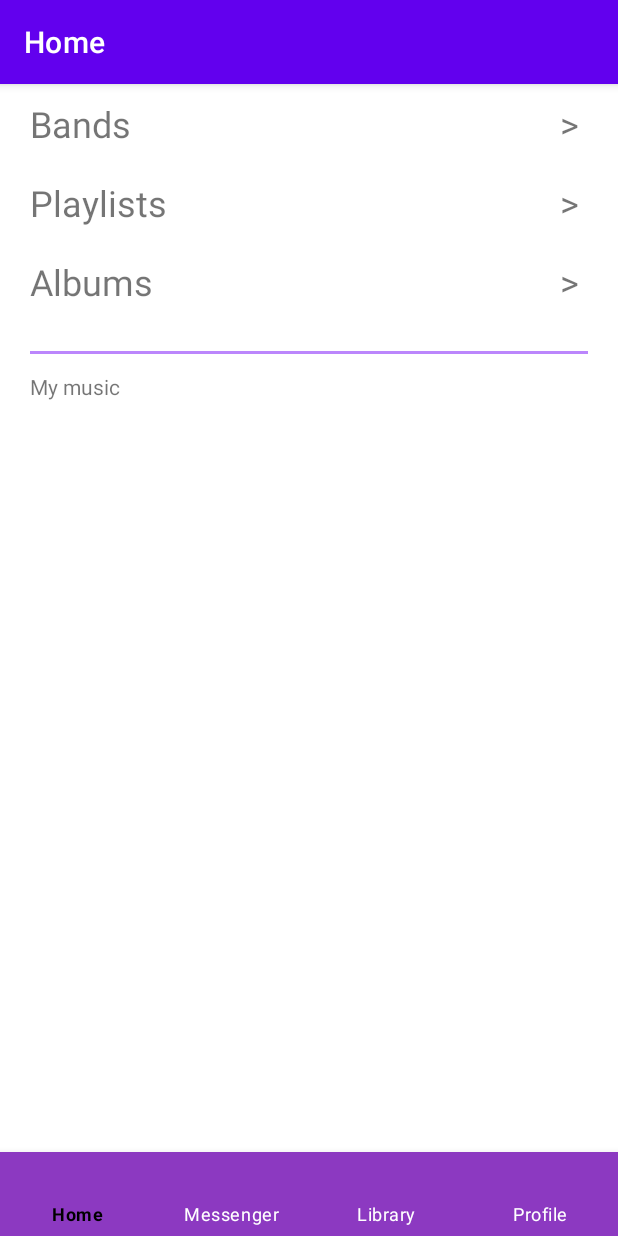
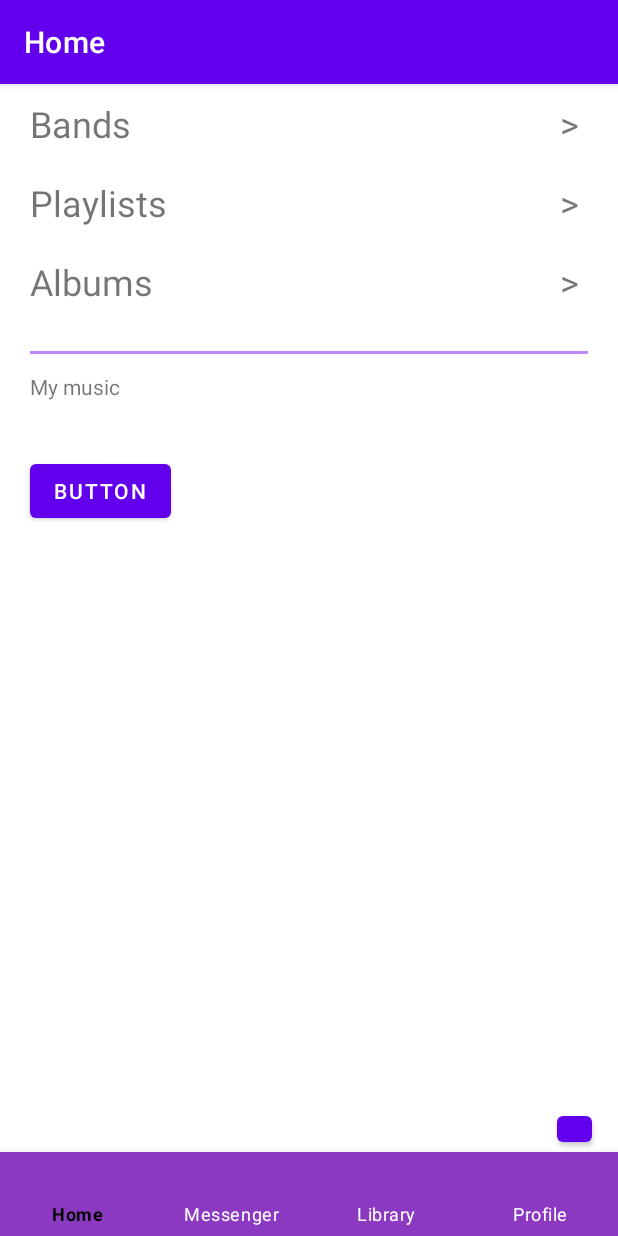
Before and after one commit to VanoPremudriy/singme-app, an Android app: the MyLibraryFragment screen opened through its navigation route, on a phone screen of 412 x 824 dp. Run offline under Robolectric (Android 15) with nearby library versions, the phone set to English and light mode, and no system bars; our stand-ins replace Firebase (no records; nobody signed in at launch, a user with empty details on screens opened directly), navigation-ui.

Commit message:
Added hiden player

```diff
--- a/app/build.gradle
+++ b/app/build.gradle
@@ -65,4 +65,5 @@ dependencies {
 
     // Jetpack Compose Integration
     implementation("androidx.navigation:navigation-compose:2.5.3")
+
 }
--- a/app/src/main/java/com/example/singmeapp/MainActivity.kt
+++ b/app/src/main/java/com/example/singmeapp/MainActivity.kt
@@ -4,30 +4,84 @@ import android.annotation.SuppressLint
 import android.content.Intent
 import androidx.appcompat.app.AppCompatActivity
 import android.os.Bundle
+import android.view.View
+import android.widget.Toast
+import androidx.constraintlayout.widget.ConstraintLayout
 import androidx.navigation.NavController
 import androidx.navigation.findNavController
 import androidx.navigation.fragment.NavHostFragment
 import androidx.navigation.ui.setupWithNavController
 import com.example.singmeapp.databinding.ActivityMainBinding
 import com.example.singmeapp.fragments.*
+import com.google.android.material.bottomsheet.BottomSheetBehavior
+import com.google.android.material.bottomsheet.BottomSheetDialogFragment
 import com.google.firebase.auth.FirebaseAuth
 
 class MainActivity : AppCompatActivity() {
+
+    lateinit var binding: ActivityMainBinding
+    lateinit var navHostFragment: NavHostFragment
+    lateinit var navController: NavController
+
     lateinit var auth: FirebaseAuth
+
+    lateinit var bottomSheetBehavior: BottomSheetBehavior<ConstraintLayout>
+
+
 
     override fun onCreate(savedInstanceState: Bundle?) {
         super.onCreate(savedInstanceState)
-
-        val binding = ActivityMainBinding.inflate(layoutInflater)
+        binding = ActivityMainBinding.inflate(layoutInflater)
         setContentView(binding.root)
         auth = FirebaseAuth.getInstance()
+        super.onPostResume()
 
-        super.onPostResume()
-        val navHostFragment = supportFragmentManager.findFragmentById(R.id.fragmentContainer) as NavHostFragment
-        val navController = navHostFragment.navController
+        navHostFragment = supportFragmentManager.findFragmentById(R.id.fragmentContainer) as NavHostFragment
+        navController = navHostFragment.navController
         navController.setGraph(R.navigation.main_nav)
 
-       binding.bNav.setOnItemSelectedListener {
+        setNavigation()
+
+        binding.player.bClose.setOnClickListener {
+            bottomSheetBehavior.state = BottomSheetBehavior.STATE_HIDDEN
+        }
+
+        bottomSheetBehavior = BottomSheetBehavior.from(binding.player.root)
+        bottomSheetBehavior.addBottomSheetCallback(object :
+            BottomSheetBehavior.BottomSheetCallback() {
+            override fun onSlide(bottomSheet: View, slideOffset: Float) {
+
+            }
+
+            override fun onStateChanged(bottomSheet: View, newState: Int) {
+                when (newState) {
+                    BottomSheetBehavior.STATE_EXPANDED ->{
+                        supportActionBar?.hide()
+                        binding.bNav.visibility = View.INVISIBLE
+                        binding.player.bClose.visibility = View.GONE
+                    }
+
+                    BottomSheetBehavior.STATE_COLLAPSED -> {
+                        supportActionBar?.show()
+                        binding.bNav.visibility = View.VISIBLE
+                        binding.player.bClose.visibility = View.VISIBLE
+
+                    }
+                    else -> {
+
+                    }
+                }
+            }
+
+        })
+
+
+
+
+    }
+
+    fun setNavigation(){
+        binding.bNav.setOnItemSelectedListener {
             when(it.itemId){
                 R.id.libraryFragment ->  {navController.navigate(R.id.myLibraryFragment)}//{navController.navigate(R.id.action_global_libraryFragment) }
                 R.id.profileFragment -> {
@@ -42,9 +96,4 @@ class MainActivity : AppCompatActivity() {
         }
     }
 
-    override fun onResume() {
-        super.onResume()
-    }
-
-
 }
--- a/app/src/main/java/com/example/singmeapp/fragments/MyLibraryFragment.kt
+++ b/app/src/main/java/com/example/singmeapp/fragments/MyLibraryFragment.kt
@@ -7,8 +7,11 @@ import android.view.LayoutInflater
 import android.view.View
 import android.view.ViewGroup
 import android.widget.Toast
+import androidx.appcompat.app.AppCompatActivity
+import com.example.singmeapp.MainActivity
 import com.example.singmeapp.R
 import com.example.singmeapp.databinding.FragmentMyLibraryBinding
+import com.google.android.material.bottomsheet.BottomSheetBehavior
 import com.google.android.material.snackbar.Snackbar
 
 
@@ -46,6 +49,9 @@ class MyLibraryFragment : Fragment(), View.OnClickListener {
             binding.idPlaylists.id -> {
                 Snackbar.make(p,"Playlist",Snackbar.LENGTH_SHORT).show()
             }
+            binding.button.id -> {
+                (activity as MainActivity).bottomSheetBehavior.state = BottomSheetBehavior.STATE_COLLAPSED
+            }
         }
     }
 
@@ -53,6 +59,7 @@ class MyLibraryFragment : Fragment(), View.OnClickListener {
         binding.apply {
             idBands.setOnClickListener(this@MyLibraryFragment)
             idPlaylists.setOnClickListener(this@MyLibraryFragment)
+            button.setOnClickListener(this@MyLibraryFragment)
         }
     }
 
--- a/app/src/main/java/com/example/singmeapp/fragments/PlayerFragment.kt
+++ b/app/src/main/java/com/example/singmeapp/fragments/PlayerFragment.kt
@@ -14,6 +14,7 @@ import android.widget.SeekBar
 import androidx.annotation.RequiresApi
 import androidx.fragment.app.Fragment
 import com.example.singmeapp.databinding.FragmentPlayerBinding
+import com.google.android.material.bottomsheet.BottomSheetDialogFragment
 import com.google.firebase.database.DataSnapshot
 import com.google.firebase.database.DatabaseError
 import com.google.firebase.database.FirebaseDatabase
@@ -26,7 +27,7 @@ import java.util.function.Consumer
 import kotlin.collections.ArrayList
 
 
-class PlayerFragment : Fragment() {
+class PlayerFragment : BottomSheetDialogFragment() {
 
     lateinit var storage: FirebaseStorage
     lateinit var binding: FragmentPlayerBinding
@@ -57,6 +58,8 @@ class PlayerFragment : Fragment() {
                 mPlayer.prepare()
                 initializeSeekBar()
                 initializeButtonsClickListeners()
+
+
             }
 
             override fun onCancelled(error: DatabaseError) {
--- /dev/null
+++ b/app/src/main/java/com/example/singmeapp/viewmodels/RegistrationViewModel.kt
@@ -0,0 +1,4 @@
+package com.example.singmeapp.viewmodels
+
+class RegistrationViewModel {
+}
--- a/app/src/main/res/layout/activity_main.xml
+++ b/app/src/main/res/layout/activity_main.xml
@@ -1,5 +1,5 @@
 <?xml version="1.0" encoding="utf-8"?>
-<androidx.constraintlayout.widget.ConstraintLayout xmlns:android="http://schemas.android.com/apk/res/android"
+<androidx.coordinatorlayout.widget.CoordinatorLayout xmlns:android="http://schemas.android.com/apk/res/android"
     xmlns:app="http://schemas.android.com/apk/res-auto"
     xmlns:tools="http://schemas.android.com/tools"
     android:layout_width="match_parent"
@@ -10,24 +10,24 @@
         android:id="@+id/bNav"
         android:layout_width="match_parent"
         android:layout_height="wrap_content"
+        android:layout_gravity="bottom"
         android:background="@color/ColorBottomViewNavigation"
         app:itemTextColor="@color/bottom_menu_text_color"
         app:labelVisibilityMode="labeled"
         app:layout_constraintBottom_toBottomOf="parent"
         app:menu="@menu/bottom_menu"
-        tools:layout_editor_absoluteX="0dp">
-
-    </com.google.android.material.bottomnavigation.BottomNavigationView>
+        tools:layout_editor_absoluteX="0dp" />
 
     <androidx.fragment.app.FragmentContainerView
         android:id="@+id/fragmentContainer"
         android:name="androidx.navigation.fragment.NavHostFragment"
-        android:layout_width="0dp"
-        android:layout_height="0dp"
+        android:layout_width="match_parent"
+        android:layout_height="match_parent"
         app:defaultNavHost="true"
-        app:layout_constraintBottom_toTopOf="@+id/bNav"
-        app:layout_constraintEnd_toEndOf="parent"
-        app:layout_constraintStart_toStartOf="parent"
-        app:layout_constraintTop_toTopOf="parent" />
+        app:layout_constraintBottom_toTopOf="@+id/bNav" />
 
-</androidx.constraintlayout.widget.ConstraintLayout>
+    <include
+        android:id="@+id/player"
+        layout="@layout/fragment_player" />
+
+</androidx.coordinatorlayout.widget.CoordinatorLayout>
--- a/app/src/main/res/layout/fragment_my_library.xml
+++ b/app/src/main/res/layout/fragment_my_library.xml
@@ -132,4 +132,15 @@
         app:layout_constraintStart_toStartOf="@+id/view"
         app:layout_constraintTop_toBottomOf="@+id/view" />
 
+    <Button
+        android:id="@+id/button"
+        android:layout_width="wrap_content"
+        android:layout_height="wrap_content"
+        android:layout_marginTop="36dp"
+        android:text="Button"
+        app:layout_constraintEnd_toEndOf="parent"
+        app:layout_constraintHorizontal_bias="0.063"
+        app:layout_constraintStart_toStartOf="parent"
+        app:layout_constraintTop_toBottomOf="@+id/tvMyMusic" />
+
 </androidx.constraintlayout.widget.ConstraintLayout>
--- a/app/src/main/res/layout/fragment_player.xml
+++ b/app/src/main/res/layout/fragment_player.xml
@@ -3,11 +3,11 @@
     xmlns:app="http://schemas.android.com/apk/res-auto"
     xmlns:tools="http://schemas.android.com/tools"
     android:layout_width="match_parent"
-    android:layout_height="500dp"
+    android:layout_height="match_parent"
+    android:background="@color/white"
     app:behavior_hideable="true"
-    app:behavior_peekHeight="80dp"
-    app:layout_behavior="android.support.design.widget.BottomSheetBehavior"
-    tools:context=".fragments.PlayerFragment">
+    app:behavior_peekHeight="90dp"
+    app:layout_behavior="com.google.android.material.bottomsheet.BottomSheetBehavior">
 
     <SeekBar
         android:id="@+id/seekBar"
@@ -62,4 +62,15 @@
         app:layout_constraintStart_toStartOf="parent"
         app:layout_constraintTop_toTopOf="@+id/ibPlay" />
 
+    <Button
+        android:id="@+id/bClose"
+        android:layout_width="23dp"
+        android:layout_height="29dp"
+        android:layout_marginTop="4dp"
+        android:text="Button"
+        app:layout_constraintEnd_toEndOf="parent"
+        app:layout_constraintHorizontal_bias="0.955"
+        app:layout_constraintStart_toStartOf="parent"
+        app:layout_constraintTop_toTopOf="parent" />
+
 </androidx.constraintlayout.widget.ConstraintLayout>
--- a/build.gradle
+++ b/build.gradle
@@ -1,6 +1,7 @@
 buildscript {
     dependencies {
         classpath 'com.google.gms:google-services:4.3.14'
+
     }
 }// Top-level build file where you can add configuration options common to all sub-projects/modules.
 plugins {
```
Also changed, not shown: app/src/main/res/layout/test.xml (added, +25 -0 lines).
